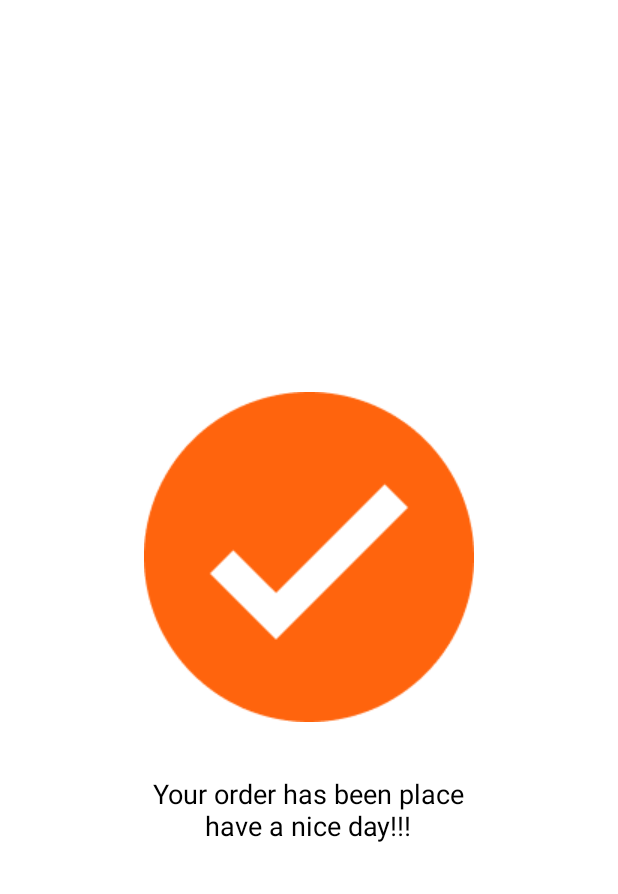
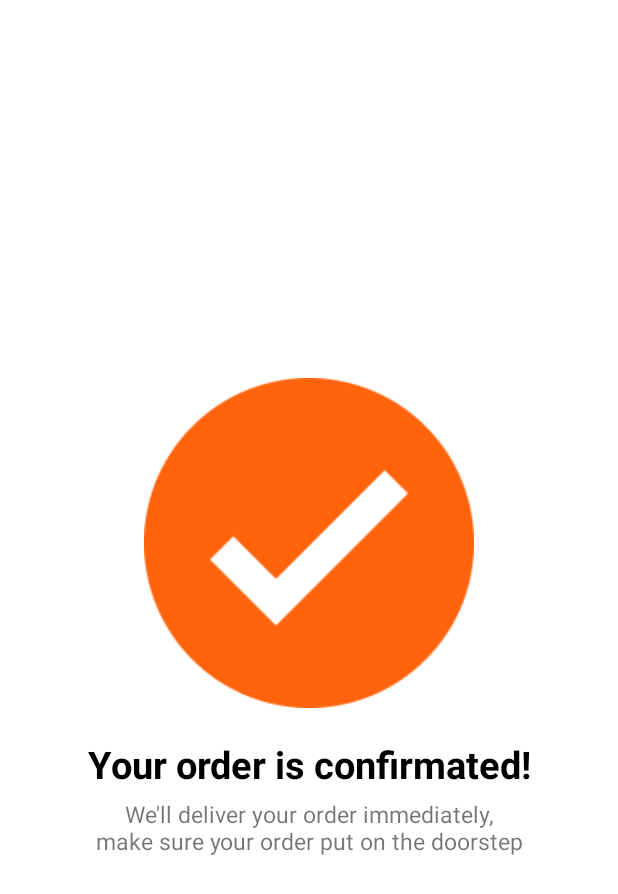
Before and after one commit to duytamdev/B-Food-Discovery_UserApp, an Android app: the OrderComplete screen opened directly, with no data from a screen before it, on a phone screen of 412 x 824 dp. Shown: the top 894 px of the screen. Run offline under Robolectric (Android 15) with nearby library versions, the phone set to English and light mode, and no system bars.

Commit message:
update UI

```diff
--- a/app/src/main/res/layout/activity_login.xml
+++ b/app/src/main/res/layout/activity_login.xml
@@ -121,6 +121,7 @@
         <LinearLayout
             android:layout_marginTop="22dp"
             android:gravity="center"
+            android:layout_marginBottom="8dp"
             android:orientation="horizontal"
             android:layout_width="match_parent"
             android:layout_height="wrap_content">
--- a/app/src/main/res/layout/activity_order_complete.xml
+++ b/app/src/main/res/layout/activity_order_complete.xml
@@ -12,11 +12,19 @@
         android:layout_width="220dp"
         android:layout_height="220dp"/>
     <TextView
+        android:layout_marginTop="20dp"
+        android:textStyle="bold"
+        android:textColor="@color/black"
+        android:textSize="25sp"
+        android:text="Your order is confirmated!"
         android:gravity="center"
-        android:layout_marginTop="35dp"
-        android:textColor="@color/black"
-        android:textSize="18sp"
-        android:text="Your order has been place\nhave a nice day!!!"
+        android:layout_width="wrap_content"
+        android:layout_height="wrap_content"/>
+    <TextView
+        android:gravity="center"
+        android:layout_marginTop="5dp"
+        android:textSize="15sp"
+        android:text="We'll deliver your order immediately,\nmake sure your order put on the doorstep"
         android:layout_width="wrap_content"
         android:layout_height="wrap_content"/>
 </LinearLayout>
```
Also changed, not shown: app/src/main/res/layout/activity_edit_profile.xml (+6 -1 lines), app/src/main/res/layout/activity_product_details.xml (+7 -5 lines), app/src/main/res/layout/fragment_account.xml (+13 -8 lines).
